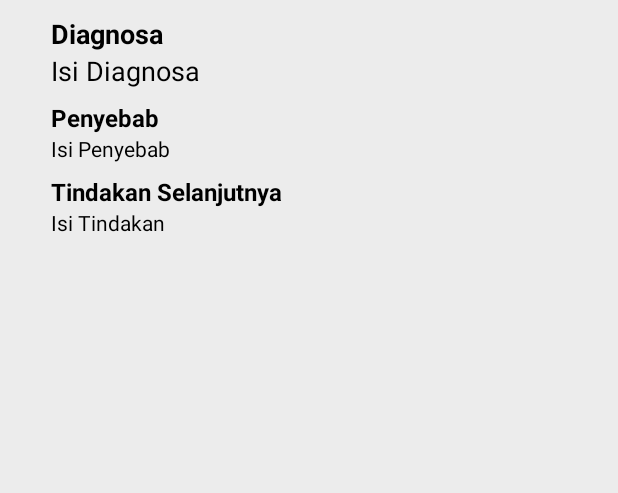
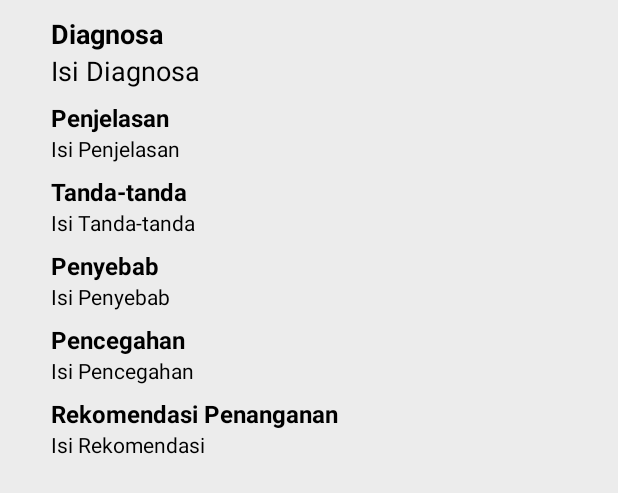
Before and after one commit to The-Lab-Rats/O-Care_mobile_apps, an Android app: the layout list_item_diagnosa.xml on its own in the app's theme, with its tools: preview values and no code run, on a phone screen of 412 x 824 dp. Shown: the top 493 px of the screen. Run offline under Robolectric (Android 15) with nearby library versions, the phone set to English and light mode, and no system bars.

Commit message:
improve features

```diff
--- a/app/build.gradle
+++ b/app/build.gradle
@@ -98,7 +98,4 @@ dependencies {
 
     //crop
     implementation 'com.github.yalantis:ucrop:2.2.2'
-
-    implementation 'com.intuit.ssp:ssp-android:1.0.4'
-    implementation 'com.intuit.sdp:sdp-android:1.0.4'
 }
--- a/app/src/main/java/com/example/mainapplabrats/MainActivity.kt
+++ b/app/src/main/java/com/example/mainapplabrats/MainActivity.kt
@@ -39,7 +39,8 @@ class MainActivity : AppCompatActivity() {
         val appBarConfiguration = AppBarConfiguration(
             setOf(
                 R.id.navigation_home, R.id.navigation_dashboard,R.id.navigation_operation,
-                R.id.navigation_notifications, R.id.navigation_reminder, R.id.navigation_history
+                R.id.navigation_about, R.id.navigation_reminder, R.id.navigation_history,
+                R.id.navigation_information
             )
         )
 
--- a/app/src/main/java/com/example/mainapplabrats/model/ModelDiagnosa.kt
+++ b/app/src/main/java/com/example/mainapplabrats/model/ModelDiagnosa.kt
@@ -7,8 +7,14 @@ data class ModelDiagnosa(
     val id: Int,
     @SerializedName("nama")
     val nama: String,
+    @SerializedName("penjelasan")
+    val penjelasan: String,
+    @SerializedName("tanda")
+    val tanda: String,
     @SerializedName("penyebab")
     val penyebab: String,
+    @SerializedName("pencegahan")
+    val pencegahan: String,
     @SerializedName("rekomendasi")
     val rekomendasi: String
 )
--- a/app/src/main/java/com/example/mainapplabrats/networking/ApiEndpoint.kt
+++ b/app/src/main/java/com/example/mainapplabrats/networking/ApiEndpoint.kt
@@ -18,7 +18,7 @@ object ApiEndpoint {
     // Create Retrofit
     fun getApiJson(): Retrofit{
        return Retrofit.Builder()
-            .baseUrl("https://agusfahmi.github.io/")
+            .baseUrl("https://the-lab-rats.github.io/")
             .addConverterFactory(GsonConverterFactory.create())
             .build()
     }
--- a/app/src/main/java/com/example/mainapplabrats/networking/ApiInterface.kt
+++ b/app/src/main/java/com/example/mainapplabrats/networking/ApiInterface.kt
@@ -17,7 +17,7 @@ interface ApiInterface {
             @Query("apiKey") apiKey: String?
     ): Call<ModelNews>
 
-    @GET("DiagonseAPI/db.json")
+    @GET("DiagnosisAPI/db.json")
     suspend fun getEmployees(): Response<List<ModelDiagnosa>>
 
 }
--- a/app/src/main/res/layout/list_item_diagnosa.xml
+++ b/app/src/main/res/layout/list_item_diagnosa.xml
@@ -36,6 +36,56 @@
             tools:text="Isi Diagnosa" />
 
         <TextView
+            android:id="@+id/tv_title_penjelasan"
+            android:layout_width="0dp"
+            android:layout_height="wrap_content"
+            android:layout_marginHorizontal="24dp"
+            android:layout_marginTop="8dp"
+            android:text="Penjelasan"
+            android:textSize="16sp"
+            android:textStyle="bold"
+            app:layout_constraintEnd_toEndOf="parent"
+            app:layout_constraintStart_toStartOf="parent"
+            app:layout_constraintTop_toBottomOf="@id/tv_desc_diagnose" />
+        <TextView
+            android:id="@+id/tv_desc_penjelasan"
+            android:layout_width="match_parent"
+            android:layout_height="wrap_content"
+            android:layout_marginHorizontal="24dp"
+            android:text="Isi Penjelasan"
+            android:clipToPadding="false"
+            android:overScrollMode="never"
+            android:scrollbarSize="2dp"
+            app:layout_constraintEnd_toEndOf="parent"
+            app:layout_constraintStart_toStartOf="parent"
+            app:layout_constraintTop_toBottomOf="@id/tv_title_penjelasan"
+            />
+        <TextView
+            android:id="@+id/tv_title_tanda"
+            android:layout_width="0dp"
+            android:layout_height="wrap_content"
+            android:layout_marginHorizontal="24dp"
+            android:layout_marginTop="8dp"
+            android:text="Tanda-tanda"
+            android:textSize="16sp"
+            android:textStyle="bold"
+            app:layout_constraintEnd_toEndOf="parent"
+            app:layout_constraintStart_toStartOf="parent"
+            app:layout_constraintTop_toBottomOf="@id/tv_desc_penjelasan" />
+        <TextView
+            android:id="@+id/tv_desc_tanda"
+            android:layout_width="match_parent"
+            android:layout_height="wrap_content"
+            android:layout_marginHorizontal="24dp"
+            android:text="Isi Tanda-tanda"
+            android:clipToPadding="false"
+            android:overScrollMode="never"
+            android:scrollbarSize="2dp"
+            app:layout_constraintEnd_toEndOf="parent"
+            app:layout_constraintStart_toStartOf="parent"
+            app:layout_constraintTop_toBottomOf="@id/tv_title_tanda"
+            />
+        <TextView
             android:id="@+id/tv_title_penyebab"
             android:layout_width="0dp"
             android:layout_height="wrap_content"
@@ -46,7 +96,7 @@
             android:textStyle="bold"
             app:layout_constraintEnd_toEndOf="parent"
             app:layout_constraintStart_toStartOf="parent"
-            app:layout_constraintTop_toBottomOf="@id/tv_desc_diagnose" />
+            app:layout_constraintTop_toBottomOf="@id/tv_desc_tanda" />
 
         <TextView
             android:id="@+id/tv_desc_penyebab"
@@ -62,12 +112,12 @@
             app:layout_constraintTop_toBottomOf="@id/tv_title_penyebab"
            />
         <TextView
-            android:id="@+id/tv_title_rekomendasi"
+            android:id="@+id/tv_title_pencegahan"
             android:layout_width="0dp"
             android:layout_height="wrap_content"
             android:layout_marginHorizontal="24dp"
             android:layout_marginTop="8dp"
-            android:text="@string/next_step"
+            android:text="Pencegahan"
             android:textSize="16sp"
             android:textStyle="bold"
             app:layout_constraintEnd_toEndOf="parent"
@@ -75,11 +125,37 @@
             app:layout_constraintTop_toBottomOf="@id/tv_desc_penyebab" />
 
         <TextView
+            android:id="@+id/tv_desc_pencegahan"
+            android:layout_width="match_parent"
+            android:layout_height="wrap_content"
+            android:layout_marginHorizontal="24dp"
+            android:text="Isi Pencegahan"
+            android:clipToPadding="false"
+            android:overScrollMode="never"
+            android:scrollbarSize="2dp"
+            app:layout_constraintEnd_toEndOf="parent"
+            app:layout_constraintStart_toStartOf="parent"
+            app:layout_constraintTop_toBottomOf="@id/tv_title_pencegahan"
+            />
+        <TextView
+            android:id="@+id/tv_title_rekomendasi"
+            android:layout_width="0dp"
+            android:layout_height="wrap_content"
+            android:layout_marginHorizontal="24dp"
+            android:layout_marginTop="8dp"
+            android:text="Rekomendasi Penanganan"
+            android:textSize="16sp"
+            android:textStyle="bold"
+            app:layout_constraintEnd_toEndOf="parent"
+            app:layout_constraintStart_toStartOf="parent"
+            app:layout_constraintTop_toBottomOf="@id/tv_desc_pencegahan" />
+
+        <TextView
             android:id="@+id/tv_desc_rekomendasi"
             android:layout_width="match_parent"
             android:layout_height="wrap_content"
             android:layout_marginHorizontal="24dp"
-            android:text="Isi Tindakan"
+            android:text="Isi Rekomendasi"
             android:clipToPadding="false"
             android:overScrollMode="never"
             android:scrollbarSize="2dp"
--- a/app/src/main/res/layout/loading_dialog.xml
+++ b/app/src/main/res/layout/loading_dialog.xml
@@ -8,7 +8,7 @@
     <androidx.cardview.widget.CardView
         android:layout_width="match_parent"
         android:layout_height="wrap_content"
-        app:cardBackgroundColor="#ffff"
+        app:cardBackgroundColor="@color/MainBackground"
         app:cardCornerRadius="15dp"
         app:cardElevation="2dp"
         app:cardUseCompatPadding="true">
```
Also changed, not shown: app/src/main/java/com/example/mainapplabrats/adapter/JsonAdapter.kt (+3 -15 lines), app/src/main/java/com/example/mainapplabrats/model/Cell.kt (+4 -32 lines), app/src/main/java/com/example/mainapplabrats/ui/DashboardFragment.kt (+11 -17 lines), app/src/main/java/com/example/mainapplabrats/ui/InformationFragment.kt (renamed from app/src/main/java/com/example/mainapplabrats/ui/NotificationsFragment.kt, +9 -7 lines), app/src/main/res/layout/list_item_news.xml (+0 -7 lines), app/src/main/res/layout/my_toolbar.xml (+12 -4 lines), app/src/main/res/menu/bottom_nav_menu.xml (+3 -5 lines), app/src/main/res/navigation/mobile_navigation.xml (+8 -2 lines), app/src/main/res/layout/fragment_about.xml (renamed from app/src/main/res/layout/fragment_notifications.xml).
